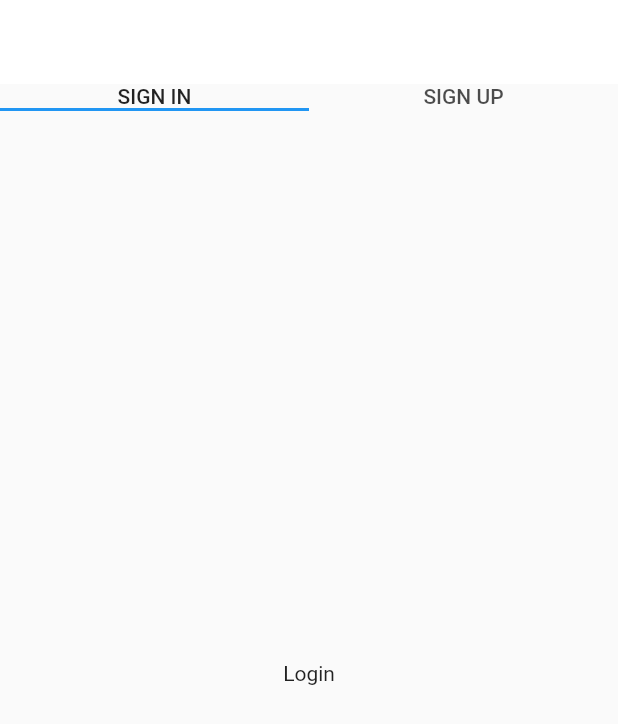
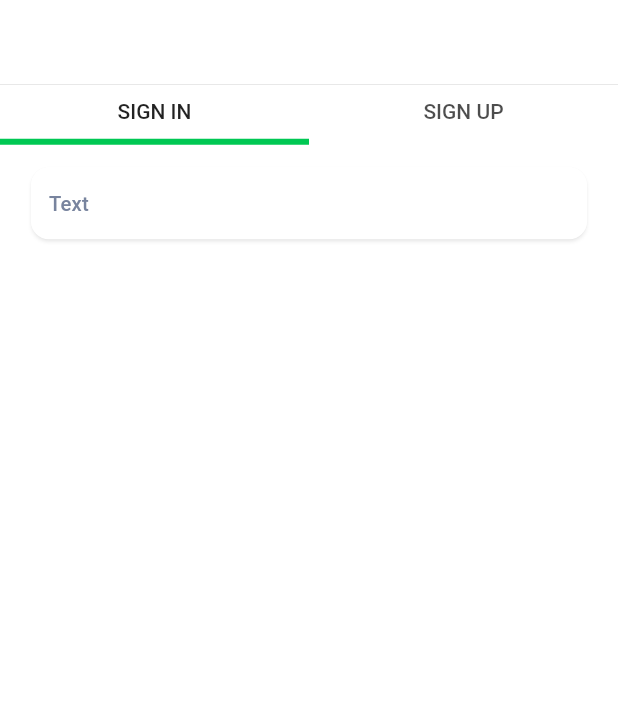
Before and after one commit to Xheghun/driver_app, a Flutter app: the screen it shows after launch, on a phone screen of 412 x 824 dp. Shown: the top 724 px of the screen. Run offline on Flutter 3.47's test engine with Material 2 defaults, Android fonts, the phone set to English and light mode, and no system bars; our stand-ins replace google_fonts.

Commit message:
elevated text field

```diff
--- a/lib/app/res/colors.dart
+++ b/lib/app/res/colors.dart
@@ -3,3 +3,4 @@ import 'package:flutter/painting.dart';
 const colorPrimary = Color(0xff00c853);
 const colorPrimaryDark = Color(0xff009624);
 const colorPrimaryLight = Color(0xff5efc82);
+const colorHintText = Color(0xff78849E);
--- /dev/null
+++ b/lib/app/res/style.dart
@@ -0,0 +1,3 @@
+import 'package:flutter/widgets.dart';
+
+var borderRadius12 = BorderRadius.circular(12);
--- a/lib/app/res/theme.dart
+++ b/lib/app/res/theme.dart
@@ -5,10 +5,19 @@ import 'package:google_fonts/google_fonts.dart';
 class AppTheme {
   static ThemeData normal() {
     return ThemeData(
-        primaryColor: colorPrimary,
-        primaryColorDark: colorPrimaryDark,
-        primaryColorLight: colorPrimaryLight,
-        fontFamily: GoogleFonts.roboto().fontFamily,
-        appBarTheme: AppBarTheme(color: Colors.white, elevation: 0));
+      primaryColor: colorPrimary,
+      primaryColorDark: colorPrimaryDark,
+      primaryColorLight: colorPrimaryLight,
+      fontFamily: GoogleFonts.roboto().fontFamily,
+      scaffoldBackgroundColor: Colors.white,
+      appBarTheme: AppBarTheme(color: Colors.white, elevation: 0),
+      textTheme: TextTheme(
+        subtitle2: TextStyle(
+          fontSize: 15,
+          fontWeight: FontWeight.w500,
+          color: colorHintText,
+        ),
+      ),
+    );
   }
 }
--- a/lib/ui/screens/auth/auth_form_holder.dart
+++ b/lib/ui/screens/auth/auth_form_holder.dart
@@ -1,5 +1,7 @@
+import 'package:driver_app/app/res/colors.dart';
 import 'package:driver_app/ui/screens/auth/login/login_form.dart';
 import 'package:driver_app/ui/screens/auth/signup/signup_page.dart';
+import 'package:driver_app/ui/widget/tab_item.dart';
 import 'package:flutter/material.dart';
 
 class AuthFormHolder extends StatefulWidget {
@@ -11,7 +13,7 @@ class AuthFormHolder extends StatefulWidget {
 class _AuthFormHolderState extends State<AuthFormHolder>
     with SingleTickerProviderStateMixin {
   TabController _tabController;
-  var tabs = [Text("SIGN IN"), Text("SIGN UP")];
+  var tabs = [TabItem(title: "SIGN IN"), TabItem(title: "SIGN UP")];
 
   @override
   void initState() {
@@ -27,9 +29,20 @@ class _AuthFormHolderState extends State<AuthFormHolder>
       body: SafeArea(
         child: Column(
           children: [
-            TabBar(
-              tabs: tabs,
-              controller: _tabController,
+            Container(
+              decoration: BoxDecoration(
+                  border: Border(
+                top: BorderSide(
+                  color: Colors.black12,
+                  width: 0.5,
+                ),
+              )),
+              child: TabBar(
+                tabs: tabs,
+                controller: _tabController,
+                indicatorWeight: 4.0,
+                indicatorColor: colorPrimary,
+              ),
             ),
             Expanded(
               child: TabBarView(
--- a/lib/ui/screens/auth/login/login_form.dart
+++ b/lib/ui/screens/auth/login/login_form.dart
@@ -1,10 +1,18 @@
+import 'package:driver_app/ui/widget/layout/base_layout.dart';
+import 'package:driver_app/ui/widget/text/elevated_textfield.dart';
 import 'package:flutter/material.dart';
 
 class LoginPage extends StatelessWidget {
   @override
   Widget build(BuildContext context) {
-    return Center(
-      child: Text("Login"),
+    return BaseLayout(
+      body: SingleChildScrollView(
+        child: Column(
+          children: [
+            ElevatedTextField(),
+          ],
+        ),
+      ),
     );
   }
 }
--- a/lib/ui/widget/layout/base_layout.dart
+++ b/lib/ui/widget/layout/base_layout.dart
@@ -2,11 +2,11 @@ import 'package:flutter/material.dart';
 
 class BaseLayout extends StatelessWidget {
   final EdgeInsets padding;
-  final Widget child;
+  final Widget body;
   final bool resizeToAvoidBottomInsets;
 
   const BaseLayout(
-      {Key key, this.padding, this.resizeToAvoidBottomInsets, this.child})
+      {Key key, this.padding, this.resizeToAvoidBottomInsets, this.body})
       : super(key: key);
   @override
   Widget build(BuildContext context) {
@@ -17,7 +17,7 @@ class BaseLayout extends StatelessWidget {
       data: mediaQuery.copyWith(textScaleFactor: textScale),
       child: Scaffold(
         body: Container(
-          child: child,
+          child: body,
           padding: padding ??
               EdgeInsets.symmetric(
                   horizontal: mediaQuery.size.width * 0.05, vertical: 15),
--- /dev/null
+++ b/lib/ui/widget/tab_item.dart
@@ -0,0 +1,14 @@
+import 'package:flutter/material.dart';
+
+class TabItem extends StatelessWidget {
+  final String title;
+
+  const TabItem({Key key, this.title}) : super(key: key);
+  @override
+  Widget build(BuildContext context) {
+    return Container(
+      padding: EdgeInsets.symmetric(vertical: 10),
+      child: Text(title),
+    );
+  }
+}
--- /dev/null
+++ b/lib/ui/widget/text/elevated_textfield.dart
@@ -0,0 +1,38 @@
+import 'package:driver_app/app/res/style.dart';
+import 'package:flutter/material.dart';
+
+class ElevatedTextField extends StatelessWidget {
+  final double elevation;
+  final String hintText;
+  final TextInputType keyboardType;
+  final bool obscureText;
+
+  const ElevatedTextField(
+      {Key key,
+      this.elevation = 1,
+      this.hintText = "Text",
+      this.keyboardType,
+      this.obscureText})
+      : super(key: key);
+
+  @override
+  Widget build(BuildContext context) {
+    var theme = Theme.of(context);
+    return Material(
+      type: MaterialType.card,
+      borderRadius: borderRadius12,
+      shadowColor: Colors.black38,
+      elevation: elevation,
+      child: Padding(
+        padding: const EdgeInsets.symmetric(horizontal: 12),
+        child: TextField(
+          decoration: InputDecoration(
+            border: InputBorder.none,
+            hintText: hintText,
+            hintStyle: theme.textTheme.subtitle2,
+          ),
+        ),
+      ),
+    );
+  }
+}
```
